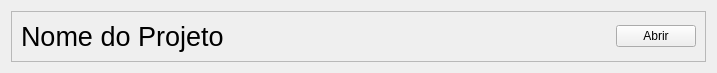
Old version of the form view/card_projeto.ui in the repository imora97/Gerenciamento-de-Projetos.
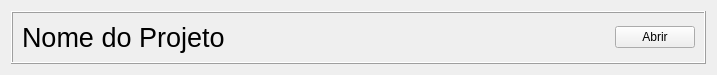
New version of the form.

The edit to the form file:
```diff
--- a/view/card_projeto.ui
+++ b/view/card_projeto.ui
@@ -7,7 +7,7 @@
     <x>0</x>
     <y>0</y>
     <width>717</width>
-    <height>70</height>
+    <height>72</height>
    </rect>
   </property>
   <property name="windowTitle">
@@ -17,7 +17,7 @@
    <item>
     <widget class="QFrame" name="frame">
      <property name="frameShape">
-      <enum>QFrame::StyledPanel</enum>
+      <enum>QFrame::Box</enum>
      </property>
      <property name="frameShadow">
       <enum>QFrame::Raised</enum>
```
